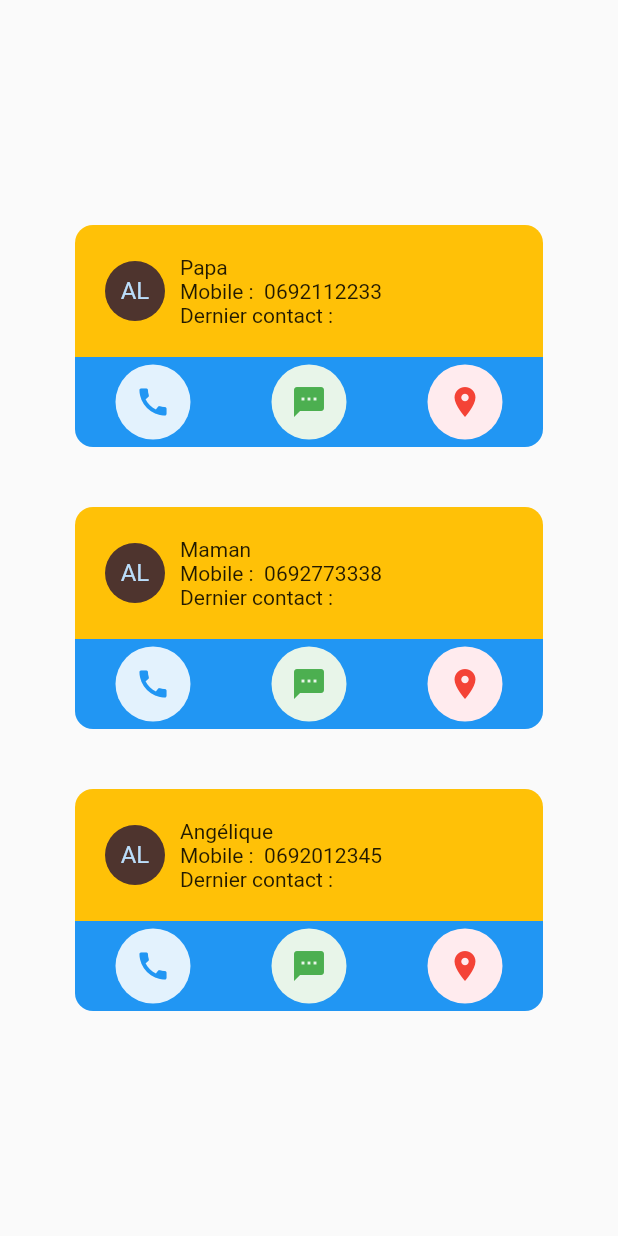
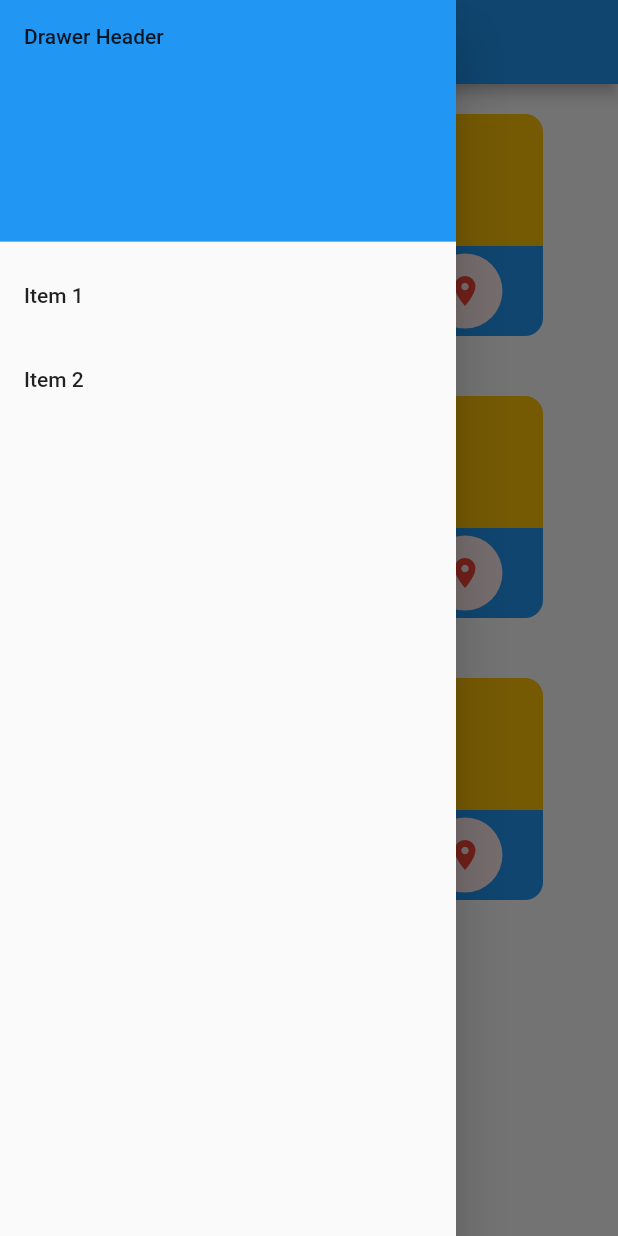
Before and after one commit to l4rnaud/kikoo, a Flutter app: the screen it shows after launch, with the side drawer open (before the commit the screen has no drawer), on a phone screen of 412 x 824 dp. Run offline on Flutter 3.47's test engine with Material 2 defaults, Android fonts, the light colour scheme and no system bars; our stand-ins replace fluttertoast; missing offline and left inert: flutter_phone_direct_caller, telephony.

Commit message:
affichage du drawer

```diff
--- a/lib/main.dart
+++ b/lib/main.dart
@@ -1,27 +1,37 @@
 import 'package:flutter/material.dart';
 import 'package:kikoo/src/widgets/CardContact.dart';
 import 'package:kikoo/src/models/Contact.dart';
+import 'package:kikoo/src/widgets/Drawer.dart';
 
 void main() {
   runApp(Main());
 }
 
 class Main extends StatelessWidget {
-
-
   @override
   Widget build(BuildContext context) {
     return MaterialApp(
       title: 'kikoo',
-      home: Scaffold(
-        body: Column(
-          mainAxisAlignment: MainAxisAlignment.center,
-          children: [
-            CardContact(contact: Contact(nom: 'Papa',mobile: '0692112233')),
-            CardContact(contact: Contact(nom: 'Maman',mobile: '0692773338')),
-            CardContact(contact: Contact(nom: 'Angélique',mobile: '0692012345')),
-        ]),
-      ),
+      home: HomePage(),
     );
   }
 }
+
+class HomePage extends StatelessWidget {
+  const HomePage({Key? key}) : super(key: key);
+
+  @override
+  Widget build(BuildContext context) {
+    return Scaffold(
+      appBar: AppBar(
+        title: const Text('KIKOO'),
+      ),
+      body: ListView(padding: EdgeInsets.zero, children: [
+        CardContact(contact: Contact(nom: 'Papa', mobile: '0692112233')),
+        CardContact(contact: Contact(nom: 'Maman', mobile: '0692773338')),
+        CardContact(contact: Contact(nom: 'Angélique', mobile: '0692012345')),
+      ]),
+      drawer: MyDrawer(),
+    );
+  }
+}
--- /dev/null
+++ b/lib/src/widgets/Drawer.dart
@@ -0,0 +1,36 @@
+import 'package:flutter/material.dart';
+
+class MyDrawer extends StatelessWidget {
+  const MyDrawer({ Key? key }) : super(key: key);
+
+  @override
+  Widget build(BuildContext context) {
+    return Drawer(
+      child: ListView(
+        padding: EdgeInsets.zero,
+        children: <Widget>[
+          DrawerHeader(
+            decoration: BoxDecoration(
+              color: Colors.blue,
+            ),
+            child: Text('Drawer Header'),
+          ),
+          ListTile(
+            title: Text('Item 1'),
+            onTap: () {
+              // Update the state of the app.
+              // ...
+            },
+          ),
+          ListTile(
+            title: Text('Item 2'),
+            onTap: () {
+              // Update the state of the app.
+              // ...
+            },
+          ),
+        ],
+      ),
+    );
+  }
+}
```
